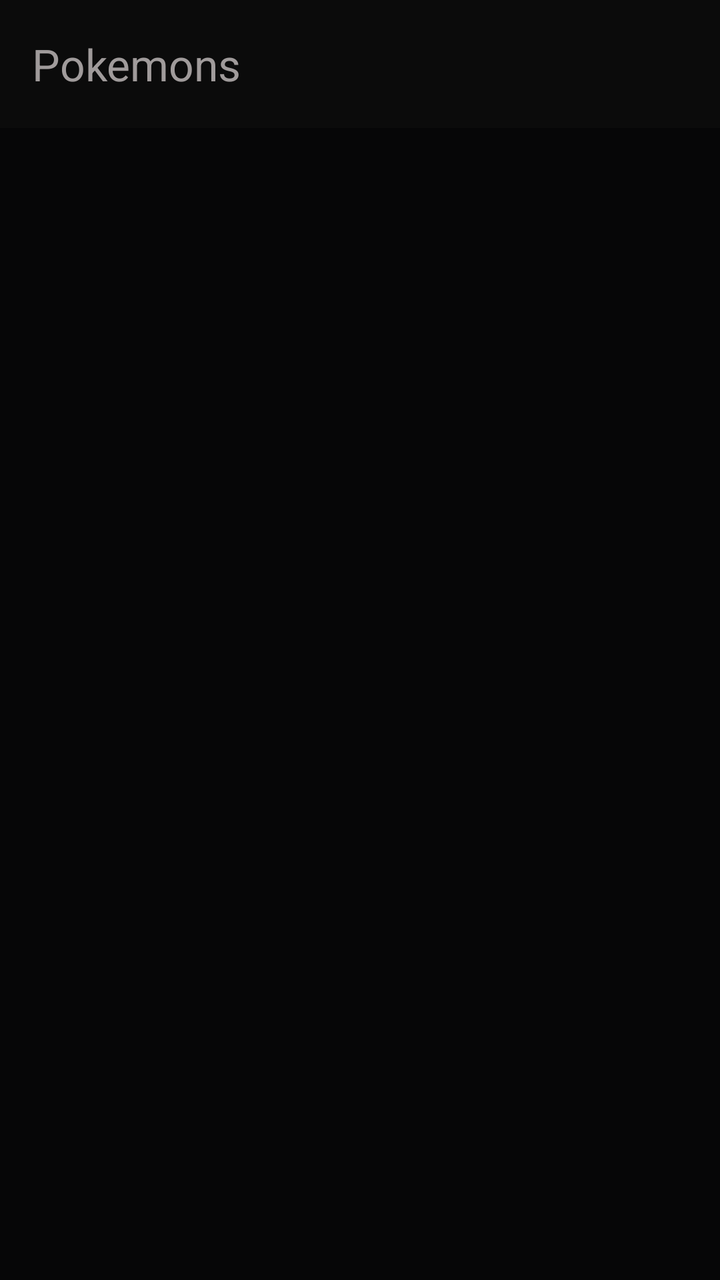
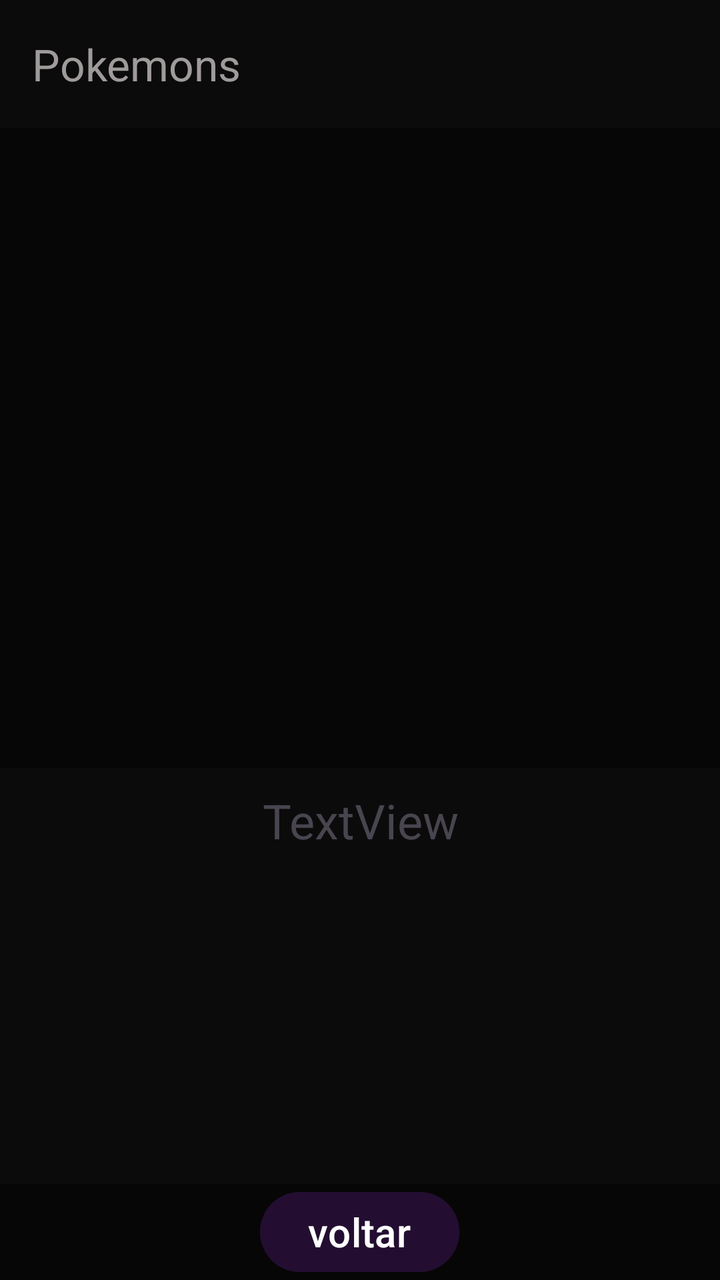

An Android layout rendered at two revisions. The XML below is the earlier revision; the diff shows what the commit changed to produce the second picture.
<!-- AndroidManifest.xml: application theme Theme.ProjetoPDMII -->
<!-- res/layout/activity_tela03.xml -->
<?xml version="1.0" encoding="utf-8"?>
<LinearLayout xmlns:android="http://schemas.android.com/apk/res/android"
    xmlns:app="http://schemas.android.com/apk/res-auto"
    xmlns:tools="http://schemas.android.com/tools"
    android:id="@+id/main"
    android:layout_width="match_parent"
    android:layout_height="match_parent"
    android:background="#060607"
    android:orientation="vertical"
    tools:context=".Tela03">

    <androidx.appcompat.widget.Toolbar
        android:id="@+id/toolbar2"
        android:layout_width="match_parent"
        android:layout_height="wrap_content"
        android:background="#0B0B0B"
        android:minHeight="?attr/actionBarSize"
        android:theme="?attr/actionBarTheme"
        app:title="Pokemons"
        app:titleTextColor="#A09B9B" />

    <androidx.viewpager2.widget.ViewPager2
        android:id="@+id/viewpager"
        android:layout_width="match_parent"
        android:layout_height="match_parent" />
</LinearLayout>
<!-- resources referenced by this layout -->
<resources>
  <style name="Theme.ProjetoPDMII" parent="Base.Theme.ProjetoPDMII" />
  <style name="Base.Theme.ProjetoPDMII" parent="Theme.Material3.DayNight.NoActionBar">
          
          
      </style>
</resources>

<!-- the commit's change to res/layout/activity_tela03.xml (unified diff, before → after) -->
@@ -9,18 +9,83 @@
     android:orientation="vertical"
     tools:context=".Tela03">
 
-    <androidx.appcompat.widget.Toolbar
-        android:id="@+id/toolbar2"
+    <LinearLayout
         android:layout_width="match_parent"
         android:layout_height="wrap_content"
         android:background="#0B0B0B"
-        android:minHeight="?attr/actionBarSize"
-        android:theme="?attr/actionBarTheme"
-        app:title="Pokemons"
-        app:titleTextColor="#A09B9B" />
+        android:orientation="horizontal">
+
+        <androidx.appcompat.widget.Toolbar
+            android:id="@+id/toolbar2"
+            android:layout_width="360dp"
+            android:layout_height="wrap_content"
+            android:background="#0B0B0B"
+            android:minHeight="?attr/actionBarSize"
+            android:theme="?attr/actionBarTheme"
+            app:title="Pokemons"
+            app:titleTextColor="#A09B9B" />
+
+        <LinearLayout
+            android:layout_width="match_parent"
+            android:layout_height="match_parent"
+            android:gravity="end"
+            android:orientation="horizontal">
+
+            <ImageView
+                android:id="@+id/imageView10"
+                android:layout_width="wrap_content"
+                android:layout_height="wrap_content"
+                android:layout_marginTop="5dp"
+                android:background="#0B0B0B"
+                app:srcCompat="@drawable/music_note_48px" />
+        </LinearLayout>
+
+    </LinearLayout>
 
     <androidx.viewpager2.widget.ViewPager2
         android:id="@+id/viewpager"
         android:layout_width="match_parent"
-        android:layout_height="match_parent" />
+        android:layout_height="320dp" />
+
+    <ScrollView
+        android:layout_width="match_parent"
+        android:layout_height="0dp"
+        android:layout_weight="1"
+        android:background="#0B0B0B">
+
+        <LinearLayout
+            android:layout_width="match_parent"
+            android:layout_height="wrap_content"
+            android:orientation="vertical">
+
+            <TextView
+                android:id="@+id/textView3"
+                android:layout_width="match_parent"
+                android:layout_height="wrap_content"
+                android:layout_margin="10dp"
+                android:gravity="center"
+                android:text="TextView"
+                android:textSize="24sp" />
+        </LinearLayout>
+    </ScrollView>
+
+    <LinearLayout
+        android:layout_width="match_parent"
+        android:layout_height="wrap_content"
+        android:background="#060607"
+        android:gravity="center"
+        android:orientation="vertical">
+
+        <Button
+            android:id="@+id/button"
+            android:layout_width="wrap_content"
+            android:layout_height="match_parent"
+            android:backgroundTint="#230E31"
+            android:gravity="center"
+            android:text="voltar"
+            android:textColorLink="#3E3838"
+            android:textSize="20sp" />
+
+    </LinearLayout>
+
 </LinearLayout>
<!-- resource entries referenced after the edit -->
@@ -1,5 +1,17 @@
 <!-- resources referenced by this layout -->
 <resources>
+  <!-- drawable music_note_48px (drawable) -->
+  <vector xmlns:android="http://schemas.android.com/apk/res/android"
+      android:width="48dp"
+      android:height="48dp"
+      android:viewportWidth="960"
+      android:viewportHeight="960"
+      android:tint="#2F2BA8">
+  
+    <path
+        android:fillColor="@android:color/white"
+        android:pathData="M286.5,796.5Q243,753 243,690Q243,627 286.5,583.5Q330,540 393,540Q421,540 443.5,548Q466,556 483,570L483,120L717,120L717,255L543,255L543,690Q543,753 499.5,796.5Q456,840 393,840Q330,840 286.5,796.5Z"/>
+  </vector>
   <style name="Theme.ProjetoPDMII" parent="Base.Theme.ProjetoPDMII" />
   <style name="Base.Theme.ProjetoPDMII" parent="Theme.Material3.DayNight.NoActionBar">
           
